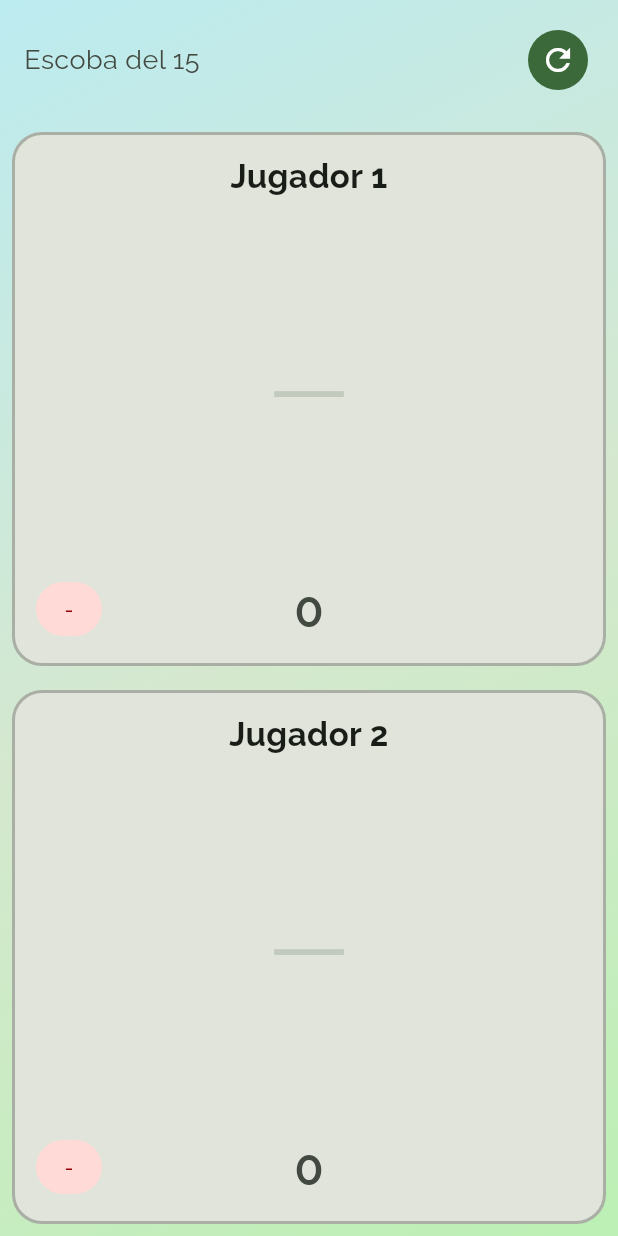
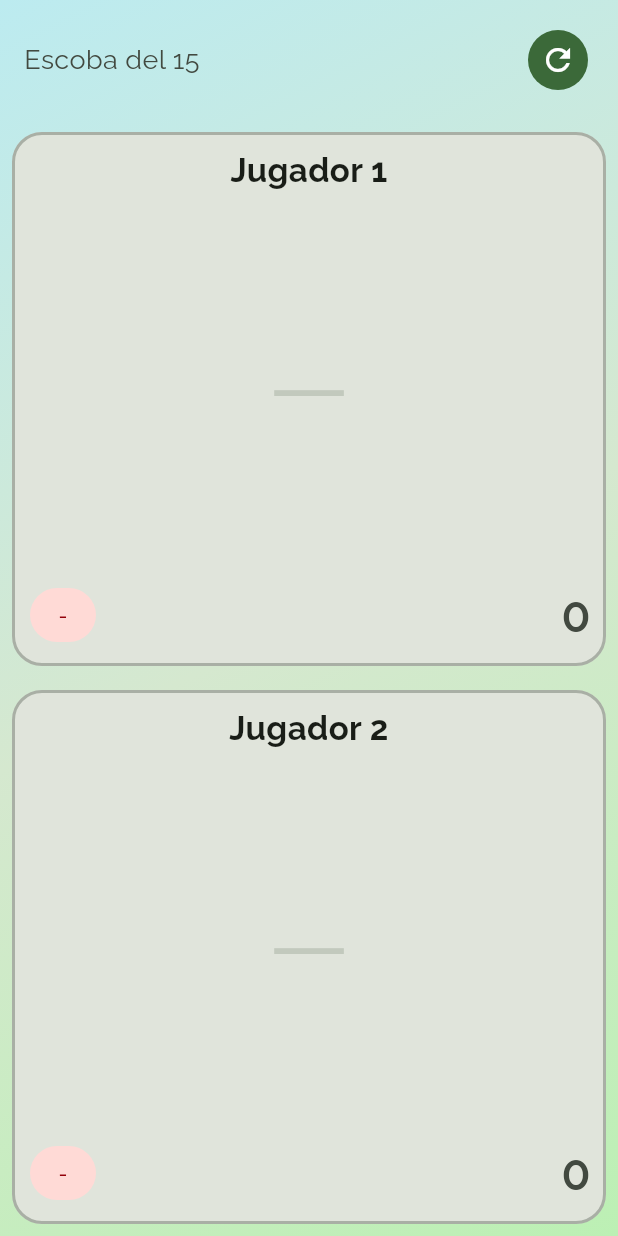
Before and after one commit to T4toh/contador-de-truco, a Flutter app: the EscobaCounter widget shown alone on an empty page, opened directly, after a tap on an icon or button, on a phone screen of 412 x 824 dp. Run offline on Flutter 3.47's test engine with Material 3 defaults, Android fonts, the phone set to English and light mode, and no system bars; our stand-ins replace google_fonts, shared_preferences; accounts and stored records are empty.

Commit message:
fix: mueve botón - y puntaje a la misma fila para liberar espacio a los fósforos
Co-authored-by: Copilot <223556219+Copilot@users.noreply.github.com>

```diff
--- a/lib/escoba/escoba_counter.dart
+++ b/lib/escoba/escoba_counter.dart
@@ -384,12 +384,10 @@ class _EscobaCounterState extends State<EscobaCounter> {
           ),
         ),
         margin: const EdgeInsets.all(8),
-        child: Stack(
-          children: [
-            Column(
+        child: Column(
           children: [
             Padding(
-                  padding: const EdgeInsets.only(top: 12),
+              padding: const EdgeInsets.only(top: 8),
               child: GestureDetector(
                 onLongPress: () => _showPlayerNameDialog(index),
                 child: Text(
@@ -408,22 +406,11 @@ class _EscobaCounterState extends State<EscobaCounter> {
               child: MatchstickCounter(points: score),
             ),
             Padding(
-                  padding: const EdgeInsets.only(bottom: 12),
-                  child: Text(
-                    '$score',
-                    style: GoogleFonts.raleway(
-                      fontSize: 32,
-                      fontWeight: FontWeight.w600,
-                      color: colorScheme.onSurfaceVariant,
-                    ),
-                  ),
-                ),
-              ],
-            ),
-            Positioned(
-              left: 12,
-              bottom: 12,
-              child: FilledButton.tonal(
+              padding: const EdgeInsets.fromLTRB(8, 0, 8, 8),
+              child: Row(
+                mainAxisAlignment: MainAxisAlignment.spaceBetween,
+                children: [
+                  FilledButton.tonal(
                     onPressed:
                         _gameFinished ? null : () => _addPoints(index, -1),
                     style: FilledButton.styleFrom(
@@ -434,6 +421,16 @@ class _EscobaCounterState extends State<EscobaCounter> {
                     ),
                     child: const Text('-'),
                   ),
+                  Text(
+                    '$score',
+                    style: GoogleFonts.raleway(
+                      fontSize: 32,
+                      fontWeight: FontWeight.w600,
+                      color: colorScheme.onSurfaceVariant,
+                    ),
+                  ),
+                ],
+              ),
             ),
           ],
         ),
```
Lines whose indentation alone changed are shown as unchanged.
